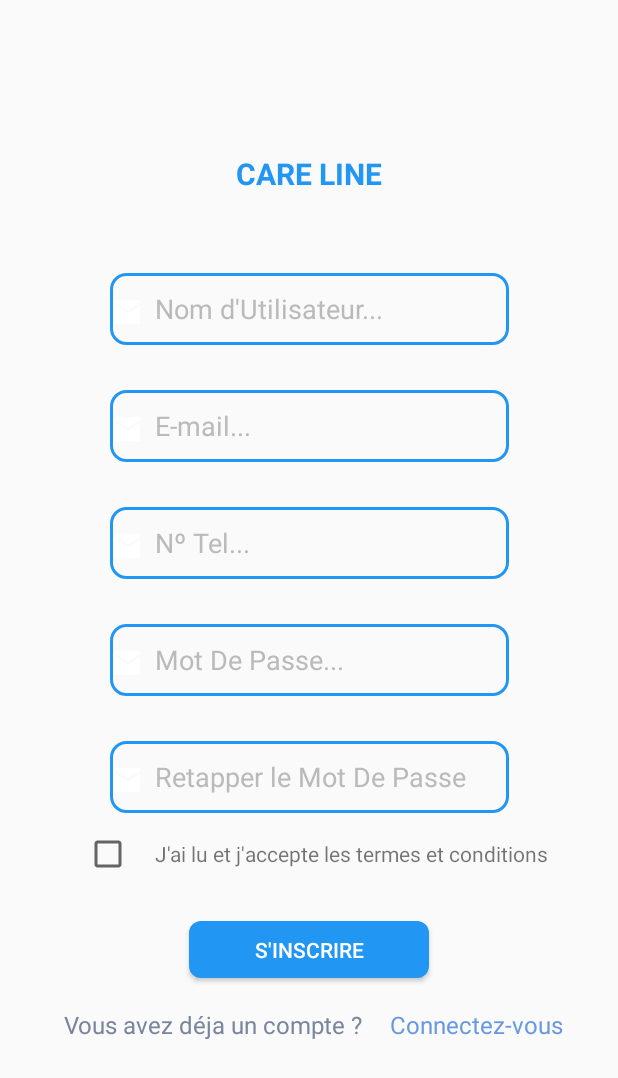
After one commit to nouhelion/didactic-chainsaw, an Android app: the Register screen opened directly, with no data from a screen before it, on a phone screen of 412 x 824 dp. The commit adds this screen. Shown: the top 1078 px of the screen. Run offline under Robolectric (Android 15) with nearby library versions, the phone set to English and light mode, and no system bars.

Commit message:
register

```diff
--- a/application/app/src/main/AndroidManifest.xml
+++ b/application/app/src/main/AndroidManifest.xml
@@ -9,6 +9,9 @@
         android:roundIcon="@mipmap/ic_launcher_round"
         android:supportsRtl="true"
         android:theme="@style/Theme.CareLine">
+        <activity
+            android:name=".Register"
+            android:exported="false" />
         <activity
             android:name=".Login"
             android:exported="false" />
--- /dev/null
+++ b/application/app/src/main/java/com/careline/Register.java
@@ -0,0 +1,14 @@
+package com.careline;
+
+import androidx.appcompat.app.AppCompatActivity;
+
+import android.os.Bundle;
+
+public class Register extends AppCompatActivity {
+
+    @Override
+    protected void onCreate(Bundle savedInstanceState) {
+        super.onCreate(savedInstanceState);
+        setContentView(R.layout.activity_register);
+    }
+}
--- a/application/app/src/main/res/layout/activity_login.xml
+++ b/application/app/src/main/res/layout/activity_login.xml
@@ -24,15 +24,15 @@
         android:layout_height="32dp"
         android:layout_marginStart="16dp"
         android:layout_marginTop="4dp"
+        android:layout_marginEnd="10dp"
         android:gravity="center_vertical"
         android:lineSpacingExtra="8sp"
         android:text="@string/care_line"
         android:textAppearance="@style/care_line"
-        android:layout_marginEnd="10dp"
-        app:layout_constraintTop_toBottomOf="@+id/img"
+        android:textStyle="bold"
+        app:layout_constraintEnd_toEndOf="parent"
         app:layout_constraintStart_toStartOf="parent"
-        app:layout_constraintEnd_toEndOf="parent">
-    </TextView>
+        app:layout_constraintTop_toBottomOf="@+id/img"></TextView>
 
     <EditText
         android:id="@+id/input_1"
@@ -45,7 +45,7 @@
         android:drawableStart="@drawable/ic_email"
         android:hint="@string/mail"
         android:inputType="text"
-        android:textColorHint="#0277BD"
+        android:textColorHint="#BABABA"
         app:layout_constraintEnd_toEndOf="parent"
         app:layout_constraintStart_toStartOf="parent"
         app:layout_constraintTop_toBottomOf="@id/care_line"
@@ -62,8 +62,8 @@
         android:hint="@string/mdp"
         android:inputType="text"
         android:drawablePadding="10dp"
-        android:drawableStart="@drawable/ic_key"
-        android:textColorHint="#0277BD"
+        android:drawableStart="@drawable/ic_email"
+        android:textColorHint="#BABABA"
         app:layout_constraintEnd_toEndOf="parent"
         app:layout_constraintStart_toStartOf="parent"
         app:layout_constraintTop_toBottomOf="@+id/input_1"
@@ -92,11 +92,22 @@
         android:text="@string/nouveau_mem"
         android:textAppearance="@style/nouveau_mem"
         app:layout_constraintEnd_toEndOf="parent"
+        app:layout_constraintHorizontal_bias="0.387"
         app:layout_constraintStart_toStartOf="parent"
         app:layout_constraintTop_toBottomOf="@+id/login"
         tools:ignore="TextContrastCheck"></TextView>
 
-
+    <TextView
+        android:id="@+id/insc"
+        android:layout_width="161dp"
+        android:layout_height="24dp"
+        android:layout_marginTop="20dp"
+        android:text="@string/insc"
+        android:textAppearance="@style/insc"
+        app:layout_constraintEnd_toEndOf="parent"
+        app:layout_constraintHorizontal_bias="1.0"
+        app:layout_constraintBaseline_toBaselineOf="@+id/nouveau_mem"
+        tools:ignore="TextContrastCheck"></TextView>
 
 
 </androidx.constraintlayout.widget.ConstraintLayout>
--- a/application/app/src/main/res/layout/activity_main.xml
+++ b/application/app/src/main/res/layout/activity_main.xml
@@ -15,6 +15,7 @@
         android:gravity="center_vertical"
         android:lineSpacingExtra="8sp"
         android:text="@string/care_line"
+        android:textStyle="bold"
         android:textAppearance="@style/care_line"
         app:layout_constraintStart_toStartOf="parent"
         app:layout_constraintTop_toTopOf="parent">
@@ -113,16 +114,17 @@
 
     <Button
         android:id="@+id/btn_suivant"
+        android:layout_width="120dp"
+        android:layout_height="38dp"
+        android:layout_marginStart="10dp"
+        android:layout_marginTop="65dp"
+        android:background="@drawable/btn"
+        android:gravity="center"
         android:text="@string/next"
         android:textColor="@color/white"
-        android:layout_width="120dp"
-        android:layout_height="38dp"
-        android:layout_marginTop="65dp"
-        android:layout_marginStart="10dp"
-        android:background="@drawable/btn"
-        android:gravity="center"
         app:layout_constraintEnd_toEndOf="parent"
         app:layout_constraintStart_toStartOf="parent"
-        app:layout_constraintTop_toBottomOf="@+id/dot_1" />
+        app:layout_constraintTop_toBottomOf="@+id/dot_1"
+        tools:ignore="TouchTargetSizeCheck,TextContrastCheck" />
 
 </androidx.constraintlayout.widget.ConstraintLayout>
--- /dev/null
+++ b/application/app/src/main/res/layout/activity_register.xml
@@ -0,0 +1,180 @@
+<?xml version="1.0" encoding="utf-8"?>
+<androidx.constraintlayout.widget.ConstraintLayout xmlns:android="http://schemas.android.com/apk/res/android"
+    xmlns:app="http://schemas.android.com/apk/res-auto"
+    xmlns:tools="http://schemas.android.com/tools"
+    android:layout_width="match_parent"
+    android:layout_height="match_parent"
+    tools:context=".Register">
+
+    <TextView
+        android:id="@+id/care_line"
+        android:layout_width="104dp"
+        android:layout_height="32dp"
+        android:layout_marginStart="16dp"
+        android:layout_marginTop="100dp"
+        android:layout_marginEnd="10dp"
+        android:gravity="center_vertical"
+        android:lineSpacingExtra="8sp"
+        android:text="@string/care_line"
+        android:textAppearance="@style/care_line"
+        android:textStyle="bold"
+        app:layout_constraintEnd_toEndOf="parent"
+        app:layout_constraintStart_toStartOf="parent"
+        app:layout_constraintTop_toTopOf="parent"></TextView>
+
+    <EditText
+        android:id="@+id/input_1"
+        android:layout_width="266dp"
+        android:layout_height="48dp"
+        android:layout_marginTop="50dp"
+        android:autofillHints=""
+        android:background="@drawable/input"
+        android:drawablePadding="10dp"
+        android:drawableStart="@drawable/ic_email"
+        android:hint="@string/naus"
+        android:inputType="text"
+        android:textColorHint="#BABABA"
+        app:layout_constraintEnd_toEndOf="parent"
+        app:layout_constraintStart_toStartOf="parent"
+        app:layout_constraintTop_toBottomOf="@id/care_line"
+        tools:ignore="TextContrastCheck">
+    </EditText>
+
+
+
+    <EditText
+        android:id="@+id/input_2"
+        android:layout_width="266dp"
+        android:layout_height="48dp"
+        android:layout_marginTop="30dp"
+        android:autofillHints=""
+        android:background="@drawable/input"
+        android:drawablePadding="10dp"
+        android:drawableStart="@drawable/ic_email"
+        android:hint="@string/mail"
+        android:inputType="text"
+        android:textColorHint="#BABABA"
+        app:layout_constraintEnd_toEndOf="parent"
+        app:layout_constraintStart_toStartOf="parent"
+        app:layout_constraintTop_toBottomOf="@id/input_1"
+        tools:ignore="TextContrastCheck">
+    </EditText>
+
+    <EditText
+        android:id="@+id/input_3"
+        android:layout_width="266dp"
+        android:layout_height="48dp"
+        android:layout_marginTop="30dp"
+        android:autofillHints=""
+        android:background="@drawable/input"
+        android:drawablePadding="10dp"
+        android:drawableStart="@drawable/ic_email"
+        android:hint="@string/tel"
+        android:inputType="text"
+        android:textColorHint="#BABABA"
+        app:layout_constraintEnd_toEndOf="parent"
+        app:layout_constraintStart_toStartOf="parent"
+        app:layout_constraintTop_toBottomOf="@id/input_2"
+        tools:ignore="TextContrastCheck">
+    </EditText>
+
+    <EditText
+        android:id="@+id/input_4"
+        android:layout_width="266dp"
+        android:layout_height="48dp"
+        android:layout_marginTop="30dp"
+        android:autofillHints=""
+        android:background="@drawable/input"
+        android:hint="@string/mdp"
+        android:inputType="text"
+        android:drawablePadding="10dp"
+        android:drawableStart="@drawable/ic_email"
+        android:textColorHint="#BABABA"
+        app:layout_constraintEnd_toEndOf="parent"
+        app:layout_constraintStart_toStartOf="parent"
+        app:layout_constraintTop_toBottomOf="@+id/input_3"
+        tools:ignore="TextContrastCheck">
+    </EditText>
+
+    <EditText
+        android:id="@+id/input_5"
+        android:layout_width="266dp"
+        android:layout_height="48dp"
+        android:layout_marginTop="30dp"
+        android:autofillHints=""
+        android:background="@drawable/input"
+        android:hint="@string/tapp"
+        android:inputType="text"
+        android:drawablePadding="10dp"
+        android:drawableStart="@drawable/ic_email"
+        android:textColorHint="#BABABA"
+        app:layout_constraintEnd_toEndOf="parent"
+        app:layout_constraintStart_toStartOf="parent"
+        app:layout_constraintTop_toBottomOf="@+id/input_4"
+        tools:ignore="TextContrastCheck">
+    </EditText>
+
+    <TextView
+        android:id="@+id/agree"
+        android:layout_width="wrap_content"
+        android:layout_height="wrap_content"
+        android:text="@string/read"
+        app:layout_constraintBaseline_toBaselineOf="@+id/check"
+        app:layout_constraintEnd_toEndOf="parent"
+        android:layout_marginEnd="30dp"
+        app:layout_constraintStart_toEndOf="@id/check"></TextView>
+
+    <CheckBox
+        android:id="@+id/check"
+        android:layout_width="30dp"
+        android:layout_height="30dp"
+        android:layout_marginTop="12dp"
+        android:gravity="center"
+        app:layout_constraintEnd_toEndOf="parent"
+        app:layout_constraintHorizontal_bias="0.146"
+        app:layout_constraintStart_toStartOf="parent"
+        app:layout_constraintTop_toBottomOf="@+id/input_5"
+        tools:ignore="TouchTargetSizeCheck"></CheckBox>
+
+    <Button
+        android:id="@+id/insc"
+        android:layout_width="160dp"
+        android:layout_height="38dp"
+        android:layout_marginTop="30dp"
+        android:background="@drawable/btn"
+        android:gravity="center"
+        android:text="@string/sins"
+        android:textColor="@color/white"
+        app:layout_constraintEnd_toEndOf="parent"
+        app:layout_constraintStart_toStartOf="parent"
+        app:layout_constraintTop_toBottomOf="@+id/check"
+        tools:ignore="TextContrastCheck,TouchTargetSizeCheck"></Button>
+
+    <TextView
+        android:id="@+id/acc"
+        android:layout_width="200dp"
+        android:layout_height="24dp"
+        android:layout_marginTop="20dp"
+        android:text="@string/acc"
+        android:textAppearance="@style/acc"
+        app:layout_constraintEnd_toEndOf="parent"
+        app:layout_constraintHorizontal_bias="0.202"
+        app:layout_constraintStart_toStartOf="parent"
+        app:layout_constraintTop_toBottomOf="@+id/insc"
+        tools:ignore="TextContrastCheck"></TextView>
+
+    <TextView
+        android:id="@+id/log"
+        android:layout_width="140dp"
+        android:layout_height="24dp"
+        android:layout_marginTop="20dp"
+        android:layout_marginEnd="12dp"
+        android:text="@string/log"
+        android:textAppearance="@style/insc"
+        app:layout_constraintEnd_toEndOf="parent"
+        app:layout_constraintHorizontal_bias="1.0"
+       app:layout_constraintBaseline_toBaselineOf="@+id/acc"
+        tools:ignore="TextContrastCheck"></TextView>
+
+
+</androidx.constraintlayout.widget.ConstraintLayout>
--- a/application/app/src/main/res/layout/activity_start2.xml
+++ b/application/app/src/main/res/layout/activity_start2.xml
@@ -15,6 +15,7 @@
         android:gravity="center_vertical"
         android:lineSpacingExtra="8sp"
         android:text="@string/care_line"
+        android:textStyle="bold"
         android:textAppearance="@style/care_line"
         app:layout_constraintStart_toStartOf="parent"
         app:layout_constraintTop_toTopOf="parent">
@@ -114,17 +115,18 @@
 
     <Button
         android:id="@+id/btn_suivant"
+        android:layout_width="120dp"
+        android:layout_height="38dp"
+        android:layout_marginStart="10dp"
+        android:layout_marginTop="65dp"
+        android:background="@drawable/btn"
+        android:gravity="center"
         android:text="@string/next"
         android:textColor="@color/white"
-        android:layout_width="120dp"
-        android:layout_height="38dp"
-        android:layout_marginTop="65dp"
-        android:layout_marginStart="10dp"
-        android:background="@drawable/btn"
-        android:gravity="center"
         app:layout_constraintEnd_toEndOf="parent"
         app:layout_constraintStart_toStartOf="parent"
-        app:layout_constraintTop_toBottomOf="@+id/dot_1" />
+        app:layout_constraintTop_toBottomOf="@+id/dot_1"
+        tools:ignore="TextContrastCheck,TouchTargetSizeCheck" />
 
 
 </androidx.constraintlayout.widget.ConstraintLayout>
--- a/application/app/src/main/res/layout/activity_start3.xml
+++ b/application/app/src/main/res/layout/activity_start3.xml
@@ -15,6 +15,7 @@
         android:gravity="center_vertical"
         android:lineSpacingExtra="8sp"
         android:text="@string/care_line"
+        android:textStyle="bold"
         android:textAppearance="@style/care_line"
         app:layout_constraintStart_toStartOf="parent"
         app:layout_constraintTop_toTopOf="parent">
@@ -113,17 +114,18 @@
 
     <Button
         android:id="@+id/btn_start"
+        android:layout_width="120dp"
+        android:layout_height="38dp"
+        android:layout_marginStart="10dp"
+        android:layout_marginTop="65dp"
+        android:background="@drawable/btn"
+        android:gravity="center"
         android:text="@string/start"
         android:textColor="@color/white"
-        android:layout_width="120dp"
-        android:layout_height="38dp"
-        android:layout_marginTop="65dp"
-        android:layout_marginStart="10dp"
-        android:background="@drawable/btn"
-        android:gravity="center"
         app:layout_constraintEnd_toEndOf="parent"
         app:layout_constraintStart_toStartOf="parent"
-        app:layout_constraintTop_toBottomOf="@+id/dot_1" />
+        app:layout_constraintTop_toBottomOf="@+id/dot_1"
+        tools:ignore="TouchTargetSizeCheck,TextContrastCheck" />
 
 
 </androidx.constraintlayout.widget.ConstraintLayout>
--- a/application/app/src/main/res/values/strings.xml
+++ b/application/app/src/main/res/values/strings.xml
@@ -19,4 +19,13 @@
     <string name="mdp">Mot De Passe...</string>
     <string name="connect">Se Connecter</string>
     <string name="nouveau_mem">Nouveau Membre ?</string>
+    <string name="insc">Inscrivez-vous</string>
+    <!-- strings for register-->
+    <string name="naus">Nom d\'Utilisateur...</string>
+    <string name="tel">Nº Tel...</string>
+    <string name="tapp">Retapper le Mot De Passe</string>
+    <string name="log">Connectez-vous</string>
+    <string name="read">J\'ai lu et j\'accepte les termes et conditions</string>
+    <string name="acc">Vous avez déja un compte ?</string>
+    <string name="sins">S\'inscrire</string>
 </resources>
--- a/application/app/src/main/res/values/styles.xml
+++ b/application/app/src/main/res/values/styles.xml
@@ -42,7 +42,17 @@
     </style>
 
     <style name="nouveau_mem">
-        <item name="android:textSize">13sp</item>
+        <item name="android:textSize">16sp</item>
+        <item name="android:textColor">#79859D</item>
+    </style>
+
+    <style name="insc">
+        <item name="android:textSize">16sp</item>
+        <item name="android:textColor">#6798E1</item>
+    </style>
+
+    <style name="acc">
+        <item name="android:textSize">16sp</item>
         <item name="android:textColor">#79859D</item>
     </style>
 
```
Also changed, not shown: application/app/src/main/res/drawable-nodpi/pills.png (added).
